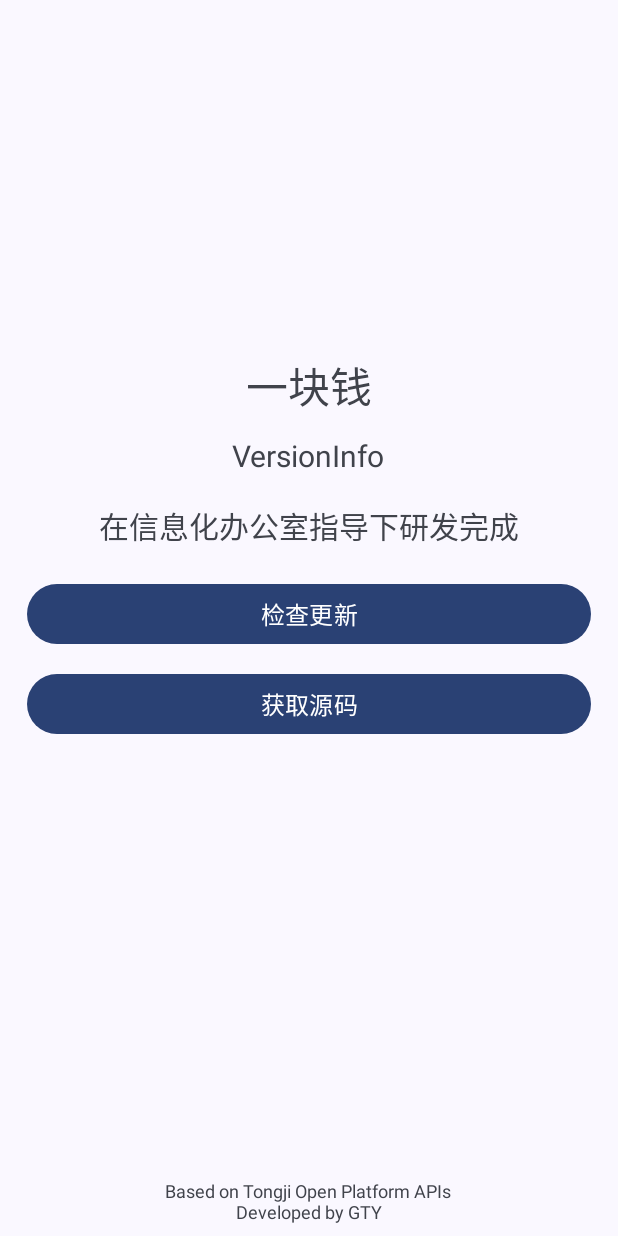
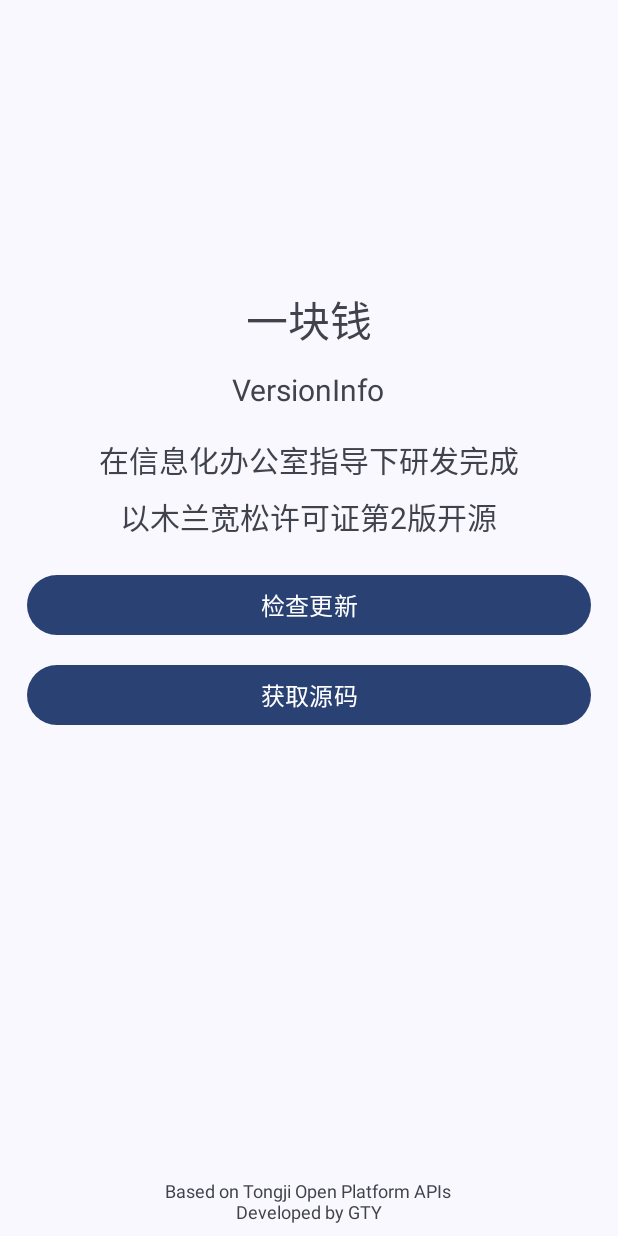
Before and after one commit to FlowerBlackG/OneTJ, an Android app: the layout activity_about.xml on its own in the app's theme, with its tools: preview values and no code run, on a phone screen of 412 x 824 dp. Run offline under Robolectric (Android 15) with nearby library versions, the phone set to English and light mode, and no system bars.

Commit message:
🍉 3.0.0-rc3 (44)
我的成绩
+ 学期名加入卡片边框

关于
* 优化布局
+ 加入开源许可信息

体验
+ 免密登录自动续期
* 优化App启动速度
* 增强弱网条件下的异常处理能力

```diff
--- a/app/build.gradle
+++ b/app/build.gradle
@@ -11,8 +11,8 @@ android {
         applicationId "com.gardilily.onedottongji"
         minSdkVersion 29
         targetSdkVersion 33
-        versionCode 43
-        versionName "3.0.0-rc2"
+        versionCode 44
+        versionName "3.0.0-rc3"
 
         testInstrumentationRunner "androidx.test.runner.AndroidJUnitRunner"
     }
--- a/app/src/main/res/layout/activity_about.xml
+++ b/app/src/main/res/layout/activity_about.xml
@@ -5,14 +5,22 @@ android:layout_width="match_parent"
 android:layout_height="match_parent"
 tools:context=".activity.About">
 
+    <ScrollView
+        android:layout_width="match_parent"
+        android:layout_height="match_parent"
+        android:layout_above="@id/about.bottomText"
+        android:layout_marginBottom="8dp">
+
         <LinearLayout
-        android:layout_width="wrap_content"
+            android:layout_width="match_parent"
             android:layout_height="wrap_content"
             android:orientation="vertical"
-        android:layout_centerHorizontal="true"
-        android:layout_marginTop="80dp"
-        android:gravity="center"
+            android:gravity="center_horizontal"
             android:id="@+id/about.linearContainer" >
+
+            <View
+                android:layout_width="0dp"
+                android:layout_height="36dp" />
 
             <RelativeLayout
                 android:layout_width="120dp"
@@ -37,25 +45,27 @@ tools:context=".activity.About">
                 android:textAlignment="center"
                 android:id="@+id/about.versionInfo"/>
 
-    </LinearLayout>
 
             <TextView
                 android:layout_width="wrap_content"
                 android:layout_height="wrap_content"
-        android:layout_centerHorizontal="true"
-        android:layout_below="@id/about.linearContainer"
                 android:layout_marginTop="18dp"
                 android:text="@string/directed_by_the_informatization_office_of_tongji_university"
                 android:textSize="20sp"
-        android:textAlignment="center"
-        android:id="@+id/about.moreText"/>
+                android:textAlignment="center" />
+
+            <TextView
+                android:layout_width="wrap_content"
+                android:layout_height="wrap_content"
+                android:layout_marginTop="8dp"
+                android:text="@string/licensed_under_Mulan_Permissive_Software_License_Version_2"
+                android:textSize="20sp"
+                android:textAlignment="center" />
 
             <Button
                 android:id="@+id/about.button.checkUpdate"
                 android:layout_width="match_parent"
                 android:layout_height="wrap_content"
-        android:layout_below="@id/about.moreText"
-        android:layout_centerHorizontal="true"
                 android:layout_marginLeft="18dp"
                 android:layout_marginTop="20dp"
                 android:layout_marginRight="18dp"
@@ -66,8 +76,6 @@ tools:context=".activity.About">
             <Button
                 android:layout_width="match_parent"
                 android:layout_height="wrap_content"
-        android:layout_centerHorizontal="true"
-        android:layout_below="@id/about.button.checkUpdate"
                 android:layout_marginTop="12dp"
                 android:layout_marginLeft="18dp"
                 android:layout_marginRight="18dp"
@@ -75,6 +83,11 @@ tools:context=".activity.About">
                 android:textSize="16sp"
                 android:textAllCaps="false"
                 android:id="@+id/about.button.viewSource" />
+
+        </LinearLayout>
+
+    </ScrollView>
+
 
     <TextView
         android:layout_width="wrap_content"
@@ -84,6 +97,7 @@ tools:context=".activity.About">
         android:layout_centerHorizontal="true"
         android:gravity="center"
         android:text="Based on Tongji Open Platform APIs\nDeveloped by GTY"
-        android:textSize="12sp" />
+        android:textSize="12sp"
+        android:id="@+id/about.bottomText" />
 
 </RelativeLayout>
--- a/app/src/main/res/layout/activity_sports_test_data.xml
+++ b/app/src/main/res/layout/activity_sports_test_data.xml
@@ -216,6 +216,7 @@
                 android:layout_marginTop="24dp"
                 android:layout_marginStart="12dp"
                 android:layout_marginEnd="12dp"
+                android:clickable="true"
                 android:layout_height="wrap_content">
 
                 <LinearLayout
--- a/app/src/main/res/values/strings.xml
+++ b/app/src/main/res/values/strings.xml
@@ -1,6 +1,6 @@
 <resources>
     <string name="app_name">一块钱</string>
-    <string name="app_buildTime" translatable="false">2023.07.09–22:15</string>
+    <string name="app_buildTime" translatable="false">2023.07.10–13:28</string>
     <string name="login_to_tongji_university">统一身份认证登录</string>
     <string name="version">版本</string>
     <string name="check_for_update">检查更新</string>
@@ -15,4 +15,5 @@
     <string name="cet">四六级</string>
     <string name="Gym_activities">场馆锻炼</string>
     <string name="Running">健身跑步</string>
+    <string name="licensed_under_Mulan_Permissive_Software_License_Version_2">以木兰宽松许可证第2版开源</string>
 </resources>
```
Also changed, not shown: app/src/main/java/com/gardilily/onedottongji/activity/Login.kt (+13 -6 lines), app/src/main/java/com/gardilily/onedottongji/activity/func/MyGrades.kt (+19 -7 lines), app/src/main/java/com/gardilily/onedottongji/tools/tongjiapi/TongjiApi.kt (+127 -16 lines), app/src/main/res/layout/activity_home.xml (+17 -9 lines), 2 other files. Lines whose indentation alone changed are shown as unchanged.
